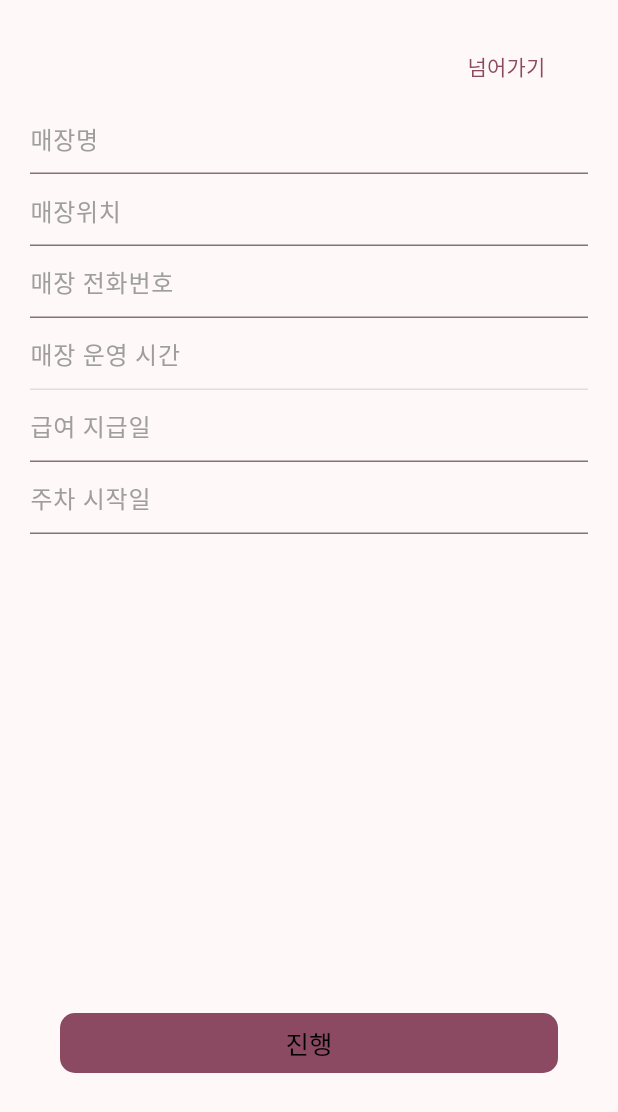
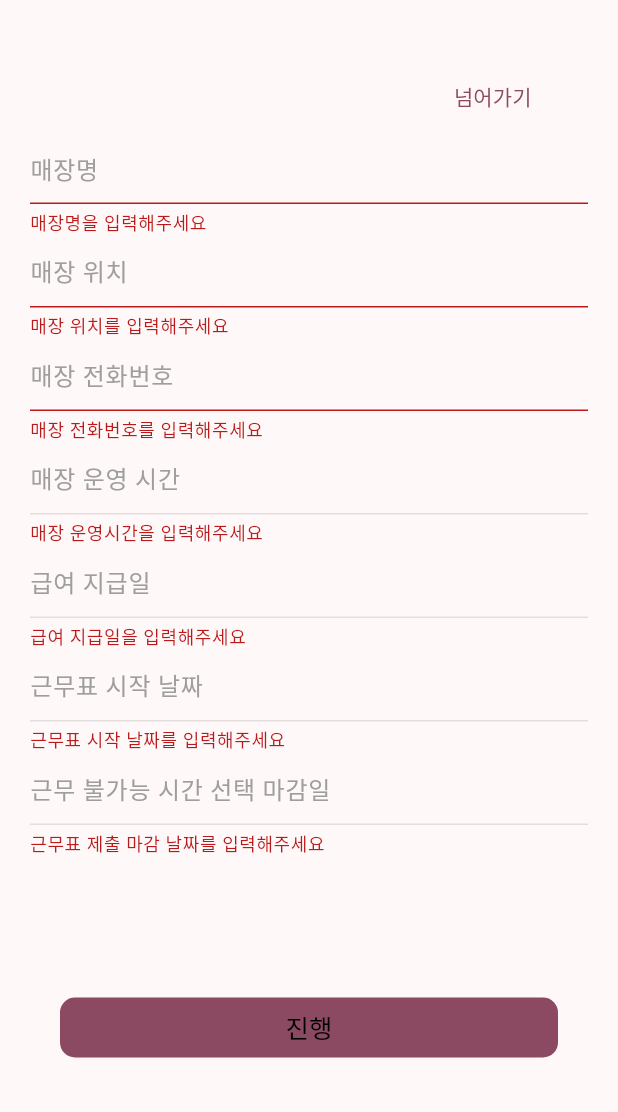
Before and after one commit to Team-BBUL/parttime-scheduler-front-storemanager, a Flutter app: the StoreRegisterScreen screen opened directly, after a tap on "진행", on a phone screen of 412 x 824 dp. Shown: the top 1112 px of the screen. Run offline on Flutter 3.47's test engine with Material 2 defaults, Android fonts, the phone set to English and light mode, and no system bars; our stand-ins replace flutter_svg, flutter_switch, fluttertoast, image_picker, shared_preferences; missing offline and left inert: dart:ffi, flutter_inappwebview; accounts and stored records are empty; network calls fail.

Commit message:
validator 추가

```diff
--- /dev/null
+++ b/lib/utils/store_validator.dart
@@ -0,0 +1,63 @@
+class StoreValidator{
+  String? validateName(String? value){
+    if( value == null || value.isEmpty){
+      return '매장명을 입력해주세요';
+    } else if(value.length < 2){
+      return 'UserName is too short';
+    } else {
+      return null;
+    }
+  }
+
+  String? validateLocation(String? value){
+    if( value == null || value.isEmpty){
+      return '매장 위치를 입력해주세요';
+    } else if(value.length < 2){
+      return 'UserName is too short';
+    } else {
+      return null;
+    }
+  }
+
+  String? validatePhone(String? value){
+    if( value == null || value.isEmpty){
+      return '매장 전화번호를 입력해주세요';
+    } else if(value.length < 2){
+      return 'UserName is too short';
+    } else {
+      return null;
+    }
+  }
+
+  String? validateTime(String? value){
+    if( value == null || value.isEmpty){
+      return '매장 운영시간을 입력해주세요';
+    } else {
+      return null;
+    }
+  }
+
+  String? validatePayday(String? value){
+    if( value == null || value.isEmpty){
+      return '급여 지급일을 입력해주세요';
+    } else {
+      return null;
+    }
+  }
+
+  String? validateStartDayOfWeek(String? value){
+    if( value == null || value.isEmpty) {
+      return '근무표 시작 날짜를 입력해주세요';
+    } else {
+      return null;
+    }
+  }
+
+  String? validateDeadlineOfSubmit(String? value){
+    if( value == null || value.isEmpty) {
+      return '근무표 제출 마감 날짜를 입력해주세요';
+    }else {
+      return null;
+    }
+  }
+}
--- a/lib/view/store_register.dart
+++ b/lib/view/store_register.dart
@@ -5,6 +5,7 @@ import 'package:sidam_storemanager/view/home.dart';
 
 import '../main.dart';
 import '../utils/app_color.dart';
+import '../utils/app_input_theme.dart';
 import '../utils/app_picker_sheet.dart';
 import '../utils/app_toast.dart';
 import '../utils/dialog_message.dart';
@@ -15,24 +16,27 @@ class StoreRegisterScreen extends StatelessWidget{
   final nameController = TextEditingController();
   final locationController = TextEditingController();
   final phoneController = TextEditingController();
-  final openController = TextEditingController();
-  final paydayController = TextEditingController();
-  final weekStartDayController = TextEditingController();
-  final timeController = TextEditingController();
+  final _formKey = GlobalKey<FormState>();
 
   @override
   Widget build(BuildContext context) {
     return Consumer<StoreRegisterViewModel>(
         builder:(context, viewModel,child) {
           return Scaffold(
-            body: SafeArea(
+            resizeToAvoidBottomInset: false,
+            body: SingleChildScrollView(
+              child: SafeArea(
+                  child: Form(
+                    key: _formKey,
                     child: Column(
+                      mainAxisAlignment: MainAxisAlignment.spaceAround,
                       crossAxisAlignment: CrossAxisAlignment.center,
-                mainAxisAlignment: MainAxisAlignment.spaceAround,
                       children: [
                         Padding(
-                    padding: EdgeInsets.fromLTRB(0.0, 20.0, 0, 0),
-                    child: Row(
+                            padding: EdgeInsets.fromLTRB(20.0, 40.0, 20.0, 10.0),
+                            child: Column(
+                              children: [
+                                Row(
                                   children: [
                                     Flexible(flex: 8, child: Container()),
                                     Flexible(flex: 3,
@@ -50,20 +54,34 @@ class StoreRegisterScreen extends StatelessWidget{
                                         ))
                                   ],
                                 ),
+                                TextFormField(
+                                  validator: viewModel.storeValidator.validateName,
+                                  onChanged: (_) => (viewModel.setTextFieldChanged()),
+                                  controller: nameController,
+                                  decoration: AppInputTheme().registerDecoration(hint: '매장명'),
+                                  keyboardType: TextInputType.text,
                                 ),
-                  Padding(
-                      padding: EdgeInsets.fromLTRB(20.0, 0.0, 20.0, 10.0),
-                      child: Column(
-                        children: [
-                          StoreTextForm(viewModel, nameController, '매장명', TextInputType.text),
                                 if(viewModel.errorMessage.containsKey('name')
                                     && !viewModel.isTextFieldChanged)
                                   Text(
                                     viewModel.errorMessage['name']!,
                                     style: TextStyle(color: Colors.red),
                                   ),
-                          StoreTextForm(viewModel, locationController, '매장위치', TextInputType.text),
-                          StoreTextForm(viewModel, phoneController, '매장 전화번호', TextInputType.text),
+                                TextFormField(
+                                  validator: viewModel.storeValidator.validateLocation,
+                                  onChanged: (_) => (viewModel.setTextFieldChanged()),
+                                  controller: locationController,
+                                  decoration: AppInputTheme().registerDecoration(hint: '매장 위치'),
+                                  keyboardType: TextInputType.text,
+                                ),
+                                TextFormField(
+                                  validator: viewModel.storeValidator.validatePhone,
+                                  onChanged: (_) => (viewModel.setTextFieldChanged()),
+                                  controller: phoneController,
+                                  decoration: AppInputTheme().registerDecoration(hint: '매장 전화번호'),
+                                  keyboardType:       TextInputType.text,
+                                ),
+
                                 GestureDetector(
                                   onTap: () => showModalBottomSheet(
                                       context: context,
@@ -73,69 +91,108 @@ class StoreRegisterScreen extends StatelessWidget{
                                           children: [
                                             Expanded(
                                                 child: AppPickerSheet().customCupertinoPicker(
-                                            "시",
-                                            viewModel.setOpenTime,
-                                            viewModel.store?.open ?? 0,
-                                            viewModel.time,
+                                                  indicator: "시",
+                                                  setTime : viewModel.setOpenTime,
+                                                  selected: viewModel.store?.open ?? 0,
+                                                  times : viewModel.time,
                                                 )
                                             ),
                                             Expanded(
                                                 child: AppPickerSheet().customCupertinoPicker(
-                                            "시",
-                                            viewModel.setCloseTime,
-                                            viewModel.store?.close ?? 0,
-                                            viewModel.time,
+                                                  indicator: "시",
+                                                  setTime: viewModel.setClosedTime,
+                                                  selected: viewModel.store?.closed ?? 0,
+                                                  times: viewModel.time,
                                                 )
                                             )
                                           ],
                                         );
                                       }
                                   ),
-                            child: TextField(
+                                  child: TextFormField(
+                                    validator: viewModel.storeValidator.validateTime,
                                     enabled: false,
                                     controller: viewModel.timeController,
-                              decoration: const InputDecoration(
-                                hintText: '매장 운영 시간',
-                                hintStyle: TextStyle(color: Colors.grey),
-                                border: UnderlineInputBorder(
-                                  borderSide:
-                                  BorderSide(width: 1, color: Colors.grey),
-                                ),
-                              ),
+                                    decoration: AppInputTheme().registerDecoration(hint: '매장 운영 시간'),
                                     keyboardType: TextInputType.emailAddress,
                                   ),
                                 ),
-                          StoreTextForm(viewModel, paydayController, '급여 지급일', TextInputType.text),
-                          StoreTextForm(viewModel, weekStartDayController, '주차 시작일', TextInputType.text),
-
+                                GestureDetector(
+                                  onTap: () => showModalBottomSheet(
+                                      context: context,
+                                      builder: (BuildContext context) {
+                                        return AppPickerSheet().customCupertinoPicker(
+                                            indicator: '일',
+                                            setTime : viewModel.setPayday,
+                                            selected: (viewModel.store?.payday) == null
+                                                ? 0
+                                                : viewModel.store!.payday! - 1,
+                                            times : viewModel.day);
+                                      }),
+                                  child: TextFormField(
+                                    validator: viewModel.storeValidator.validatePayday,
+                                    enabled: false,
+                                    controller: viewModel.paydayController,
+                                    decoration: AppInputTheme().registerDecoration(hint: '급여 지급일'),
+                                  ),
+                                ),
+                                GestureDetector(
+                                  onTap: () => showModalBottomSheet(
+                                      context: context,
+                                      builder: (BuildContext context) {
+                                        return AppPickerSheet()
+                                            .weekdayPicker(
+                                            context,
+                                            "근무표 시작 날짜",
+                                            viewModel
+                                                .store?.startDayOfWeek,
+                                            viewModel
+                                                .setStartDayOfWeek);
+                                      }),
+                                  child: TextFormField(
+                                    validator: viewModel.storeValidator.validateStartDayOfWeek,
+                                    enabled: false,
+                                    controller: viewModel.startDayOfWeekController,
+                                    decoration: AppInputTheme().registerDecoration(hint: '근무표 시작 날짜'),
+                                  ),
+                                ),
+                                GestureDetector(
+                                  onTap: () => showModalBottomSheet(
+                                      context: context,
+                                      builder: (BuildContext context) {
+                                        return AppPickerSheet()
+                                            .weekdayPicker(
+                                            context,
+                                            "근무 불가능 시간 선택 마감일",
+                                            viewModel
+                                                .store?.deadlineOfSubmit,
+                                            viewModel
+                                                .setDeadlineOfSubmit);
+                                      }),
+                                  child: TextFormField(
+                                    validator: viewModel.storeValidator.validateDeadlineOfSubmit,
+                                    enabled: false,
+                                    controller: viewModel.deadlineOfSubmitController,
+                                    decoration: AppInputTheme().registerDecoration(hint: '근무 불가능 시간 선택 마감일'),
+                                  ),
+                                ),
                                 // StoreTextForm(viewModel, '근무자 초대', TextInputType.text),
-
                               ],
                             )
                         ),
-                  Flexible(
-                      flex: 4,
-                      child: Column(
-                        children: [
-                          Flexible(child: Container()),
-                          Flexible(child: Container()),
-                          Flexible(
-                            child: Container(
+                        Container(
                           width: double.infinity,
-                              child: Padding(
-                                padding: EdgeInsets.fromLTRB(40.0, 0.0, 40.0, 0.0),
+                          padding: EdgeInsets.fromLTRB(40.0, 80.0, 40.0, 10),
                           child: FilledButton(
                             onPressed: () => ({
+                              if (_formKey.currentState!.validate()) {
                                 viewModel.setStoreInfo(
-                                        nameController.text,
-                                        locationController.text,
-                                        phoneController.text,
-                                        int.tryParse(paydayController.text) ??
-                                            -1,
-                                        int.tryParse(
-                                            weekStartDayController.text) ?? -1
+                                  name : nameController.text,
+                                  location : locationController.text,
+                                  phone : phoneController.text,
                                 ),
                                 viewModel.sendStoreInfo(context)
+                              },
                             }),
                             style: FilledButton.styleFrom(
                               backgroundColor: AppColor().mainColor,
@@ -148,33 +205,14 @@ class StoreRegisterScreen extends StatelessWidget{
                             ),
                           ),
                         ),
-                            ),
-                          ),
-                        ],
-                      )
-                  )
                       ],
                     ),
+                  )
               ),
+
+            )
           );
         }
     );
-
-  }
-
-  Widget StoreTextForm(StoreRegisterViewModel viewModel,
-      TextEditingController namedController, String hint, TextInputType type){
-    return TextField(
-      onChanged: (_) => (viewModel.setTextFieldChanged()),
-      controller: namedController,
-      decoration: InputDecoration(
-        hintText: hint,
-        hintStyle: TextStyle(color: Colors.grey),
-        border: const UnderlineInputBorder(
-          borderSide: BorderSide(width: 1, color: Colors.grey),
-        ),
-      ),
-      keyboardType: TextInputType.emailAddress,
-    );
   }
 }
--- a/lib/view_model/store_register_view_model.dart
+++ b/lib/view_model/store_register_view_model.dart
@@ -7,37 +7,74 @@ import 'package:sidam_storemanager/data/repository/store_repository_mock.dart';
 import 'package:sidam_storemanager/main.dart';
 
 import '../model/store.dart';
+import '../utils/store_validator.dart';
 
 
 
 class StoreRegisterViewModel extends ChangeNotifier{
   Store? _store = Store();
+  StoreValidator storeValidator = StoreValidator();
   String indicator = '시';
+  List<int> time = List<int>.generate(24, (index) => index);
   bool isTextFieldChanged = false;
   Map<String, String> _errorMessages = {};
-  TextEditingController _timeController = TextEditingController();
+  final TextEditingController _timeController = TextEditingController();
+  final TextEditingController _paydayController = TextEditingController();
+  final TextEditingController _startDayOfWeekController = TextEditingController();
+  final TextEditingController _deadlineOfSubmitController = TextEditingController();
+
+  final List<String> _day =
+      List<String>.generate(28, (index) => (index + 1).toString()) + ["말"];
   Map<String, String> get errorMessage => _errorMessages;
-  Store? get store => _store;
   StoreRepository _storeRepository = StoreRepositoryImpl();
 
-  List<int> time = List<int>.generate(24, (index) => index);
+  Store? get store => _store;
+  get timeController => _timeController;
+  get paydayController => _paydayController;
+  get day => _day;
 
-  get timeController => _timeController;
+  get startDayOfWeekController => _startDayOfWeekController;
+  get deadlineOfSubmitController => _deadlineOfSubmitController;
+
+
 
   void setOpenTime(int time){
      _store?.open = time;
-     _timeController.text ='${_store?.open ?? 0} 시 ~ ${_store?.close ?? 0} 시';
+     _timeController.text ='${_store?.open ?? 0} 시 ~ ${_store?.closed ?? 0} 시';
      notifyListeners();
   }
 
-  void setCloseTime(int time){
-    _store?.close = time;
-    _timeController.text ='${_store?.open ?? 0} 시 ~ ${_store?.close ?? 0 } 시';
-    print('StoreManagerViewModel.setCloseTime:${_store?.close}');
+  void setClosedTime(int time){
+    _store?.closed = time;
+    _timeController.text ='${_store?.open ?? 0} 시 ~ ${_store?.closed ?? 0 } 시';
+    print('StoreManagerViewModel.setCloseTime:${_store?.closed}');
 
     notifyListeners();
   }
 
+  void setPayday(int selectedItem) {
+    if(_day[selectedItem] == "말"){
+      _store?.payday = 31;
+
+    }else {
+      _store?.payday = int.parse(_day[selectedItem]);
+    }
+    _paydayController.text = '${_store?.payday == 31 ?'말' : _store?.payday} 일';
+    print('StoreManagerViewModel.setPayday:${_store?.payday}');
+    notifyListeners();
+  }
+
+  void setStartDayOfWeek(int index) {
+    _store?.startDayOfWeek = index;
+    _startDayOfWeekController.text = '매주 ${ _store?.convertWeekdayToKorean(_store?.startDayOfWeek)}요일';
+    notifyListeners();
+  }
+
+  void setDeadlineOfSubmit(int index) {
+    _store?.deadlineOfSubmit = index;
+    _deadlineOfSubmitController.text = '매주 ${ _store?.convertWeekdayToKorean(_store?.deadlineOfSubmit)}요일';
+    notifyListeners();
+  }
   // getStore (context) async {
   //   _store  = await _storeRepository.fetchStore(null);
   //   Navigator.pushAndRemoveUntil(
@@ -50,14 +87,16 @@ class StoreRegisterViewModel extends ChangeNotifier{
   //   return _store;
   // }
 
-  void setStoreInfo(String newName, String newLocation, String newPhone,
-      int newPayday, int newWeekStartDay){
-    _store?.name = newName;
-    _store?.location = newLocation;
-    _store?.phone = newPhone;
-    _store?.payday = newPayday;
+  void setStoreInfo({String? name, String? location, String? phone,}){
+    _store?.name = name;
+    _store?.location = location;
+    _store?.phone = phone;
+    _store?.payday ??= -1;
     _store?.costPolicy = 1;
-    _store?.weekStartDay = newWeekStartDay;
+    _store?.startDayOfWeek ?? 0;
+    _store?.open ?? 0;
+    _store?.closed ?? 0;
+    _store?.deadlineOfSubmit ?? 1;
     isTextFieldChanged = false;
   }
 
@@ -84,4 +123,6 @@ class StoreRegisterViewModel extends ChangeNotifier{
     isTextFieldChanged = true;
     // notifyListeners();
   }
+
+
 }
```
Lines whose indentation alone changed are shown as unchanged.
